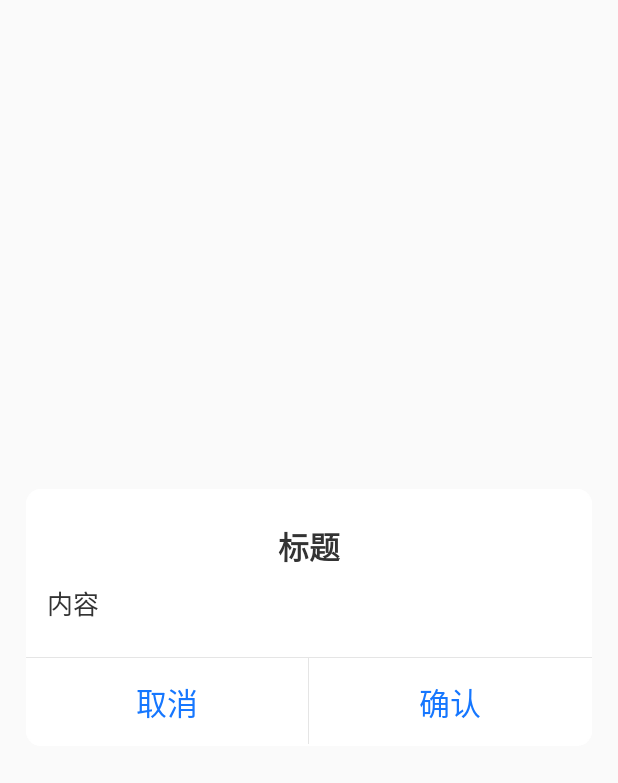
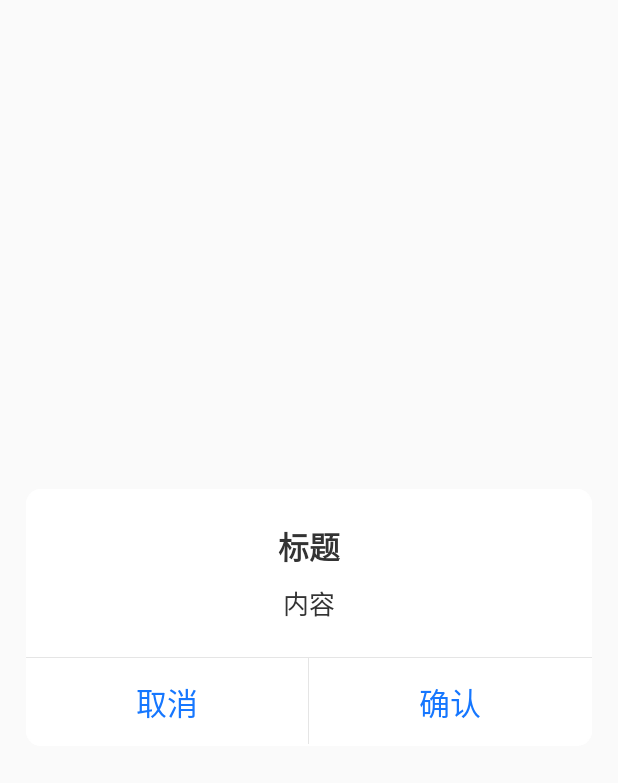
Before and after one commit to Brainstorming-Idea/cloud-phone-cloud-control-android-expand-service, an Android app: the layout dialog_common_hint.xml on its own in the app's theme, with its tools: preview values and no code run, on a phone screen of 412 x 824 dp. Shown: the top 783 px of the screen. Run offline under Robolectric (Android 15) with nearby library versions, the phone set to English and light mode, and no system bars.

Commit message:
Modified 弹框内容提示，更新版本号v2.3.0

```diff
--- a/app/src/main/java/com/cloud/control/expand/service/module/switchproxy/SwitchProxyActivity.java
+++ b/app/src/main/java/com/cloud/control/expand/service/module/switchproxy/SwitchProxyActivity.java
@@ -193,7 +193,7 @@ public class SwitchProxyActivity extends BaseActivity<SwitchProxyPresenter> impl
                 mPresenter.startProxy(selectArray, mIpChangeType);
                 break;
             case R.id.tv_close_proxy:
-                CommonHintDialog.show(mContext, "关闭IP代理", "确认关闭已选择设备的IP代理吗？", "取消", "确定", new MenuCallback() {
+                CommonHintDialog.show(mContext, "关闭IP代理", "确认关闭IP代理吗？", "取消", "确定", new MenuCallback() {
                     @Override
                     public void onLeftButtonClick(Object value) {
 
--- a/app/src/main/res/layout/dialog_common_hint.xml
+++ b/app/src/main/res/layout/dialog_common_hint.xml
@@ -39,7 +39,7 @@
                 android:layout_height="wrap_content"
                 android:layout_gravity="center"
                 android:layout_marginTop="@dimen/dp_8"
-                android:gravity="center|left"
+                android:gravity="center"
                 android:paddingLeft="@dimen/dp_12"
                 android:paddingRight="@dimen/dp_12"
                 android:textColor="@color/c_333333"
--- a/build.gradle
+++ b/build.gradle
@@ -49,8 +49,8 @@ task clean(type: Delete) {
 }
 
 ext {
-    versionCode = 4
-    versionName = "2.2.1"
+    versionCode = 5
+    versionName = "2.3.0"
 
     libMinSdkVersion = 21
     appMinSdkVersion = 21
```
Also changed, not shown: 1 other file.
